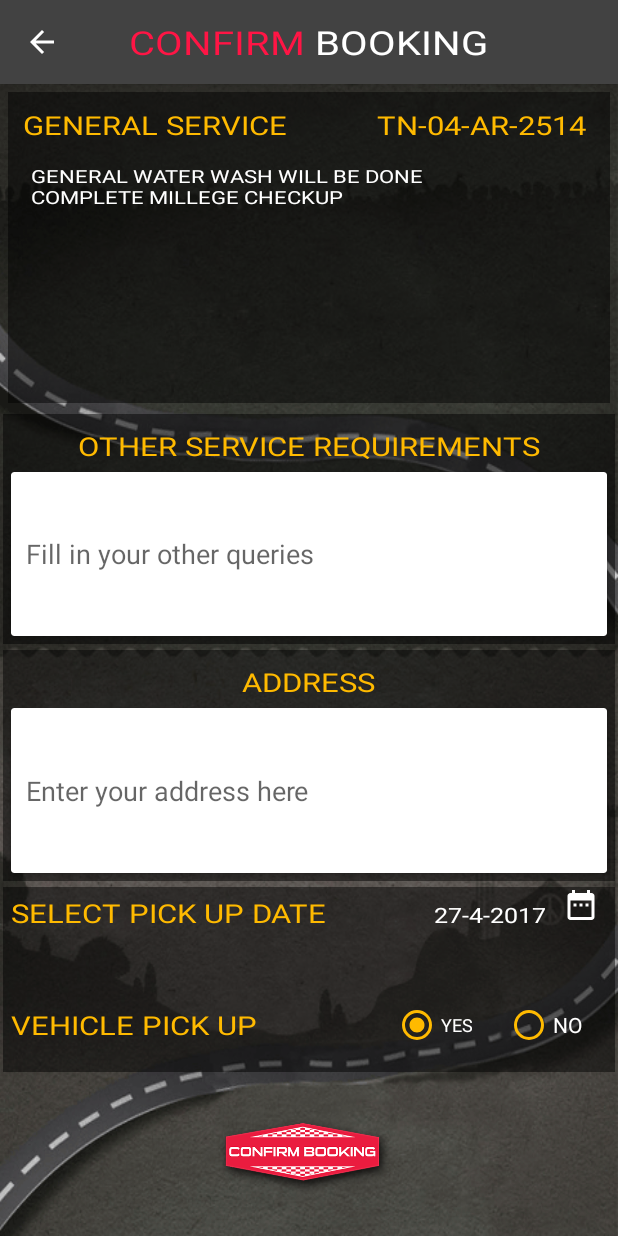
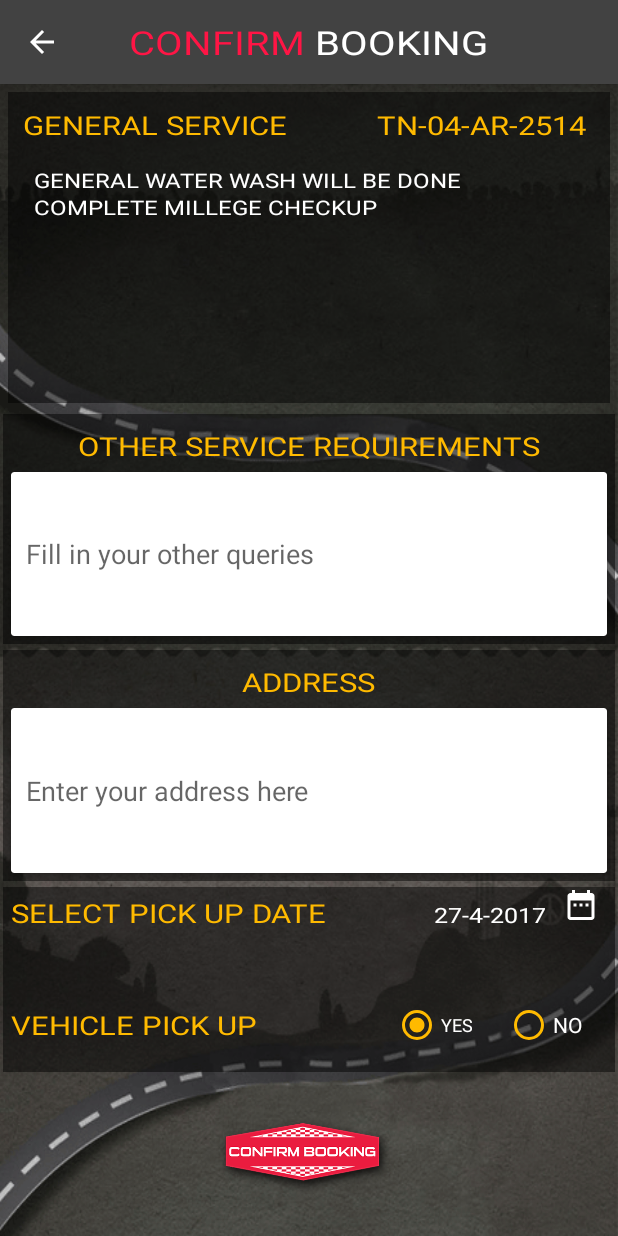
Before and after one commit to vignesh2514/Mmecha, an Android app: the ConfirmBooking screen opened directly, with no data from a screen before it, on a phone screen of 412 x 824 dp. Run offline under Robolectric (Android 15) with nearby library versions, the phone set to English and light mode, and no system bars; 2 statements that could not run were skipped.

Commit message:
Initial commit

```diff
--- a/app/src/main/res/layout/content_confirm_booking.xml
+++ b/app/src/main/res/layout/content_confirm_booking.xml
@@ -7,6 +7,8 @@
     android:orientation="vertical"
     android:fitsSystemWindows="true"
     android:layout_weight="6"
+    android:descendantFocusability="beforeDescendants"
+    android:focusableInTouchMode="true"
     android:background="@drawable/background_all"
     app:layout_behavior="@string/appbar_scrolling_view_behavior"
     tools:context="com.motomecha.app.bike_module.ConfirmBooking"
@@ -47,7 +49,6 @@
 <ScrollView
     android:layout_width="match_parent"
     android:padding="5dp"
-
     android:layout_alignStart="@+id/textView"
     android:layout_below="@+id/textView"
     android:layout_alignEnd="@+id/textView4"
@@ -55,7 +56,9 @@
     android:layout_height="wrap_content">
     <com.motomecha.app.MyTextView
         android:id="@+id/textView5"
-        android:textSize="12sp"
+        android:padding="2dp"
+        android:textSize="13sp"
+        android:lineSpacingExtra="2dp"
         android:layout_width="match_parent"
         android:layout_height="wrap_content"
         android:layout_marginTop="8dp"
```
Also changed, not shown: app/src/main/java/com/motomecha/app/TrackGPS.java (+9 -9 lines).
